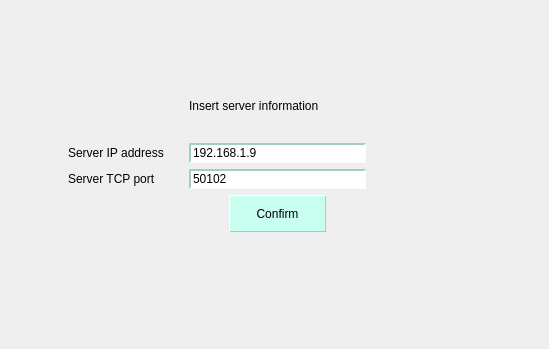
Old version of the form CLIENT/GUI/connection/ui/gui_server.ui in the repository GiuliCler/GIMPteam.
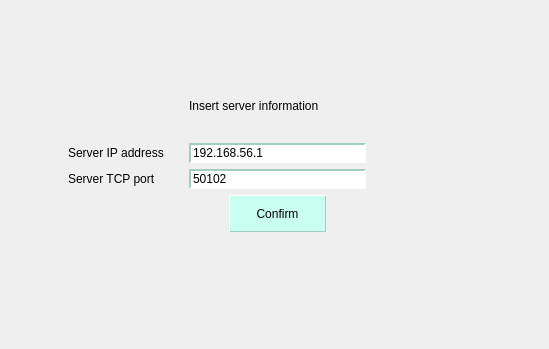
New version of the form.

Commit message: openDoc per newDoc e getDocumentDatoUri

What changed in the file:
```diff
--- a/CLIENT/GUI/connection/ui/gui_server.ui
+++ b/CLIENT/GUI/connection/ui/gui_server.ui
@@ -134,7 +134,7 @@
    <item row="3" column="2">
     <widget class="QLineEdit" name="addressLineEdit">
      <property name="text">
-      <string>192.168.1.9</string>
+      <string>192.168.56.1</string>
      </property>
     </widget>
    </item>
```
The commit also changes 2 other files.
